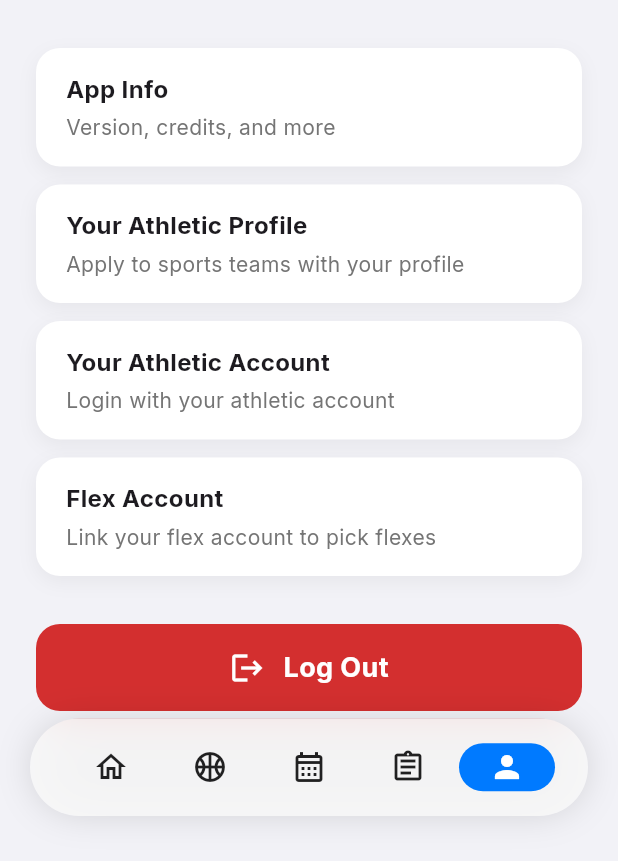
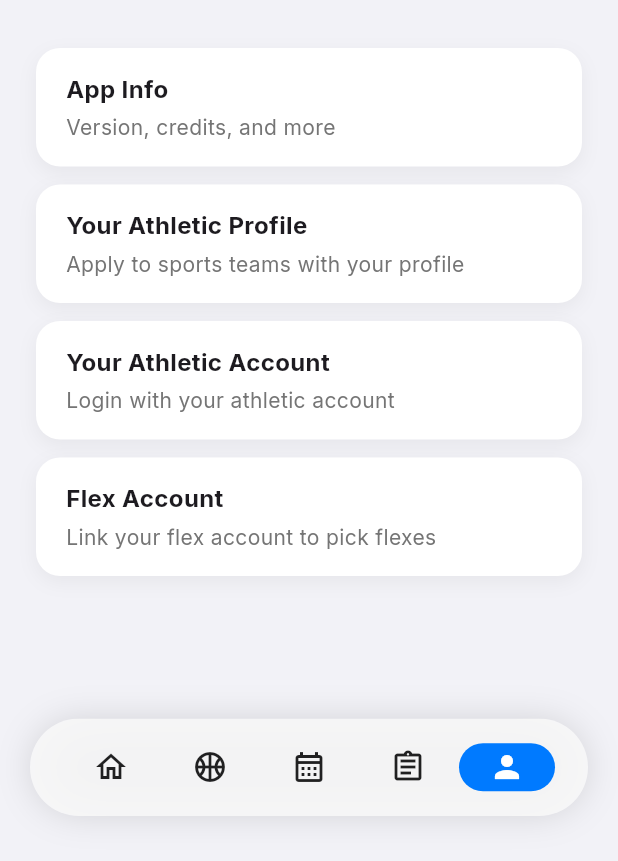
Before and after one commit to NCP-Stampede/northside-app, a Flutter app: the screen it shows after launch, item 5 of the bottom bar chosen, on a phone screen of 412 x 824 dp, the part 375-1236 px from its top. Run offline on Flutter 3.47's test engine with Material 3 defaults, Android fonts, the phone set to English and light mode, and no system bars; our stand-ins replace get, google_fonts, table_calendar, webview_flutter.

Commit message:
Update profile_page.dart

```diff
--- a/northside_app/lib/presentation/placeholder_pages/profile_page.dart
+++ b/northside_app/lib/presentation/placeholder_pages/profile_page.dart
@@ -2,11 +2,13 @@
 
 import 'package:flutter/material.dart';
 import 'package:get/get.dart';
+
 import '../../models/article.dart';
 import '../../widgets/article_detail_sheet.dart';
 import '../../widgets/webview_sheet.dart';
 import '../../widgets/login_sheet.dart';
 
+// Data Model with different action types
 enum ProfileActionType { info, link, login }
 
 class ProfileOption {
@@ -94,8 +96,7 @@ class ProfilePage extends StatelessWidget {
               },
             );
           }).toList(),
-          const SizedBox(height: 8),
-          _buildLogoutButton(),
+          // FIX: The SizedBox and the call to _buildLogoutButton have been removed.
         ],
       ),
     );
@@ -115,21 +116,11 @@ class ProfilePage extends StatelessWidget {
           child: const Icon(Icons.person, size: 60, color: Colors.black),
         ),
         const SizedBox(height: 16),
-        const Text(
-          'John',
-          // This ensures the main name is bold
-          style: TextStyle(fontSize: 28, fontWeight: FontWeight.bold),
-        ),
+        const Text('John', style: TextStyle(fontSize: 28, fontWeight: FontWeight.bold)),
         const SizedBox(height: 4),
-        Text(
-          '60546723',
-          style: TextStyle(fontSize: 16, color: Colors.grey.shade600),
-        ),
+        Text('60546723', style: TextStyle(fontSize: 16, color: Colors.grey.shade600)),
         const SizedBox(height: 4),
-        Text(
-          'Northside College Prep',
-          style: TextStyle(fontSize: 16, color: Colors.grey.shade600),
-        ),
+        Text('Northside College Prep', style: TextStyle(fontSize: 16, color: Colors.grey.shade600)),
       ],
     );
   }
@@ -157,25 +148,5 @@ class ProfilePage extends StatelessWidget {
     );
   }
 
-  Widget _buildLogoutButton() {
-    return GestureDetector(
-      onTap: () {},
-      child: Container(
-        margin: const EdgeInsets.only(top: 12),
-        padding: const EdgeInsets.symmetric(vertical: 16),
-        decoration: BoxDecoration(
-          color: Colors.red.shade700,
-          borderRadius: BorderRadius.circular(16),
-        ),
-        child: const Row(
-          mainAxisAlignment: MainAxisAlignment.center,
-          children: [
-            Icon(Icons.logout, color: Colors.white, size: 24),
-            SizedBox(width: 12),
-            Text('Log Out', style: TextStyle(fontSize: 18, fontWeight: FontWeight.bold, color: Colors.white)),
-          ],
-        ),
-      ),
-    );
-  }
+  // FIX: The _buildLogoutButton method has been completely removed.
 }
```
